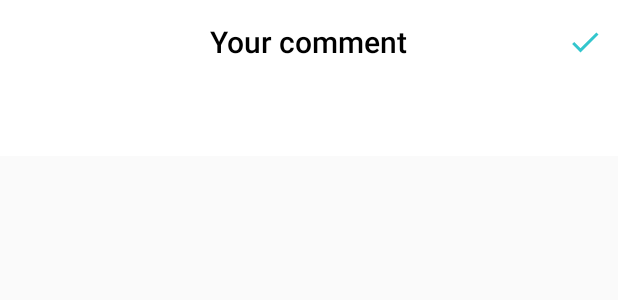
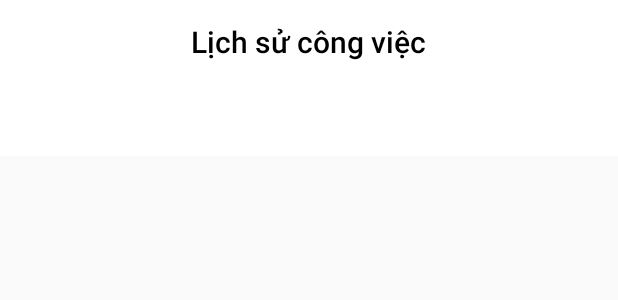
Before and after one commit to thanhduy26091995/Owner, an Android app: the layout activity_history.xml on its own in the app's theme, with its tools: preview values and no code run, on a phone screen of 412 x 824 dp. Shown: the top 300 px of the screen. Run offline under Robolectric (Android 15) with nearby library versions, the phone set to English and light mode, and no system bars.

Commit message:
Merge code lần đầu 4

```diff
--- a/app/src/main/java/com/hbbsolution/owner/history/view/CommentActivity.java
+++ b/app/src/main/java/com/hbbsolution/owner/history/view/CommentActivity.java
@@ -21,11 +21,11 @@ public class CommentActivity extends AppCompatActivity implements View.OnClickLi
     @BindView(R.id.toolbar)
     Toolbar toolbar;
     @BindView(R.id.img_avatar)
-    ImageView imgOwner;;
+    ImageView imgOwner;
     @BindView(R.id.tvOwner)
     TextView tvOwner;
     @BindView(R.id.tvAddress)
-    TextView tvAddress;;
+    TextView tvAddress;
     @BindView(R.id.ratingBar)
     RatingBar ratingBar;
     @BindView(R.id.edtComment)
--- a/app/src/main/res/layout/activity_comment.xml
+++ b/app/src/main/res/layout/activity_comment.xml
@@ -5,7 +5,7 @@
     android:layout_width="match_parent"
     android:layout_height="match_parent"
     android:orientation="vertical"
-    tools:context="com.hbbsolution.owner.more.duy_nguyen.CommentActivity">
+    tools:context="com.hbbsolution.owner.history.view.CommentActivity">
 
     <RelativeLayout
         android:layout_width="match_parent"
--- a/app/src/main/res/layout/activity_history.xml
+++ b/app/src/main/res/layout/activity_history.xml
@@ -4,7 +4,7 @@
     xmlns:tools="http://schemas.android.com/tools"
     android:layout_width="match_parent"
     android:layout_height="match_parent"
-    tools:context="com.hbbsolution.owner.more.duy_nguyen.HistoryActivity"
+    tools:context="com.hbbsolution.owner.history.view.HistoryActivity"
     android:orientation="vertical">
     <RelativeLayout
         android:layout_width="match_parent"
@@ -16,20 +16,21 @@
             android:layout_height="?attr/actionBarSize"
             android:layout_alignParentEnd="true"
             android:layout_alignParentRight="true"
-            android:id="@+id/lnCheck"
+            android:id="@+id/lnEdit"
             android:gravity="end|center"
             android:background="@color/colorWhite"
 
             >
-            <ImageView
-                android:layout_width="wrap_content"
-                android:layout_height="wrap_content"
-                android:src="@drawable/ic_check_black_24dp"
-                android:layout_gravity="center_vertical"
-                android:layout_marginRight="10dp"
-                android:layout_marginEnd="10dp"
-                android:tint="@color/home_background_history"
-                />
+            <com.hbbsolution.owner.base.IconTextView
+                android:layout_width="0dp"
+                android:layout_height="match_parent"
+                android:layout_marginLeft="10dp"
+                android:layout_marginStart="10dp"
+                android:layout_weight="1"
+                android:gravity="center"
+                android:text="@string/histoty_ic_compose"
+                android:textColor="@color/home_background_history"
+                android:textSize="32sp" />
         </LinearLayout>
         <android.support.design.widget.AppBarLayout
             android:id="@+id/appbar"
@@ -51,14 +52,14 @@
             android:layout_width="wrap_content"
             android:layout_height="wrap_content"
             android:layout_centerInParent="true"
-            android:text="@string/yourcomment"
+            android:text="@string/home_history"
             android:textColor="@color/colorBlack"
             android:textSize="20sp"
             android:textStyle="bold" />
     </RelativeLayout>
     <android.support.design.widget.TabLayout
         android:background="@color/colorWhite"
-        android:id="@+id/tab_layout"
+        android:id="@+id/tab_layout_history"
         android:layout_width="match_parent"
         android:layout_height="48dp"
         app:tabSelectedTextColor="@color/home_background_history"
@@ -67,7 +68,7 @@
 
     </android.support.design.widget.TabLayout>
     <android.support.v4.view.ViewPager
-        android:id="@+id/view_pager"
+        android:id="@+id/view_pager_history"
         android:layout_width="match_parent"
         android:layout_height="match_parent"
         />
--- a/app/src/main/res/values/icons.xml
+++ b/app/src/main/res/values/icons.xml
@@ -27,6 +27,8 @@
 
     <!--history job screen start-->
     <string name="histoty_ic_clock">&#xf35a;</string>
+    <string name="histoty_ic_compose">&#xf12c;</string>
+    <!--history job screen end-->
     <!--profile maid-->
     <string name="ic_usd">&#xf353;</string>
     <string name="ic_checkmark">&#xf122;</string>
```
Also changed, not shown: app/src/main/java/com/hbbsolution/owner/history/fragment/HistoryHelperFragment.java (added, +8 -0 lines), app/src/main/java/com/hbbsolution/owner/history/fragment/HistoryJobFragment.java (added, +8 -0 lines), app/src/main/java/com/hbbsolution/owner/history/view/HistoryActivity.java (+17 -0 lines).
